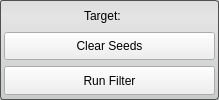
Above: src/Interface/ToolInterface/NeighborhoodConnectedFilterInterface.ui from SCIInstitute/Seg3D before the change. Below: the same form after it.
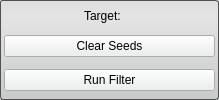
That is the form after the change.

```diff
--- a/src/Interface/ToolInterface/NeighborhoodConnectedFilterInterface.ui
+++ b/src/Interface/ToolInterface/NeighborhoodConnectedFilterInterface.ui
@@ -94,18 +94,6 @@
           <verstretch>0</verstretch>
          </sizepolicy>
         </property>
-        <property name="minimumSize">
-         <size>
-          <width>0</width>
-          <height>28</height>
-         </size>
-        </property>
-        <property name="maximumSize">
-         <size>
-          <width>16777215</width>
-          <height>28</height>
-         </size>
-        </property>
         <property name="text">
          <string>Clear Seeds</string>
         </property>
@@ -122,6 +110,12 @@
        <height>32</height>
       </size>
      </property>
+     <property name="maximumSize">
+      <size>
+       <width>16777215</width>
+       <height>32</height>
+      </size>
+     </property>
      <layout class="QHBoxLayout" name="horizontalLayout">
       <property name="spacing">
        <number>0</number>
@@ -137,18 +131,6 @@
           <verstretch>0</verstretch>
          </sizepolicy>
         </property>
-        <property name="minimumSize">
-         <size>
-          <width>0</width>
-          <height>29</height>
-         </size>
-        </property>
-        <property name="maximumSize">
-         <size>
-          <width>16777215</width>
-          <height>28</height>
-         </size>
-        </property>
         <property name="text">
          <string>Run Filter</string>
         </property>
```
